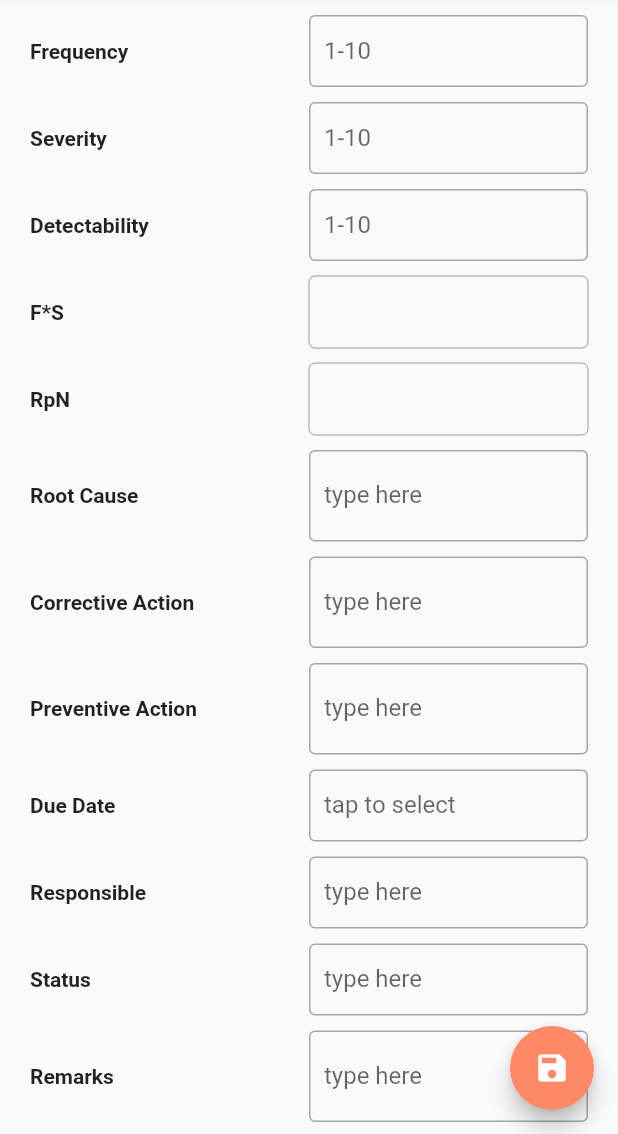
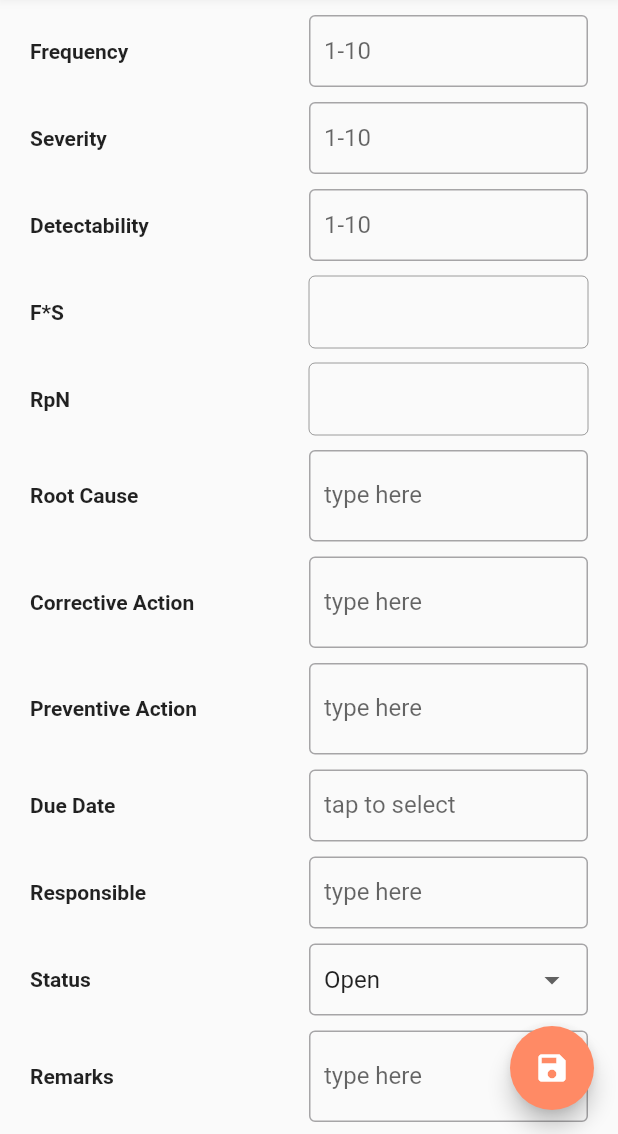
Before and after one commit to keashan/FMEA, a Flutter app: the AddEditDataPage screen opened directly with empty values, scrolled down 231 dp, after a tap on the "save" icon, on a phone screen of 412 x 824 dp, the part 102-1236 px from its top. Run offline on Flutter 3.47's test engine with Material 2 defaults, Android fonts, the light colour scheme and no system bars; our stand-ins replace email_validator, firebase_auth, firebase_core, firebase_database, google_sign_in; accounts and stored records are empty.

Commit message:
Added drop down in add-edit data screen

```diff
--- a/lib/screens/add_edit_data.dart
+++ b/lib/screens/add_edit_data.dart
@@ -2,6 +2,7 @@ import 'package:firebase_database/firebase_database.dart';
 import 'package:flutter/material.dart';
 import 'package:fmea/models/fmea_model.dart';
 import 'package:fmea/widgets/date_input_row.dart';
+import 'package:fmea/widgets/drop_down_row.dart';
 import 'package:fmea/widgets/text_input_row.dart';
 
 import '../widgets/app_bar.dart';
@@ -37,8 +38,9 @@ class _AddEditDataPageState extends State<AddEditDataPage> {
   TextEditingController preventiveAction = TextEditingController();
   TextEditingController dueDate = TextEditingController();
   TextEditingController responsible = TextEditingController();
-  TextEditingController status = TextEditingController();
   TextEditingController remarks = TextEditingController();
+
+  String status = "Open";
 
   @override
   void dispose() {
@@ -55,7 +57,6 @@ class _AddEditDataPageState extends State<AddEditDataPage> {
     correctiveAction.dispose();
     preventiveAction.dispose();
     dueDate.dispose();
-    status.dispose();
     remarks.dispose();
     super.dispose();
   }
@@ -75,7 +76,9 @@ class _AddEditDataPageState extends State<AddEditDataPage> {
     preventiveAction.text = widget.item.preventiveAction.toString();
     dueDate.text = widget.item.dueDate.toString();
     responsible.text = widget.item.responsible.toString();
-    status.text = widget.item.status.toString();
+    status = widget.item.status.toString() == ""
+        ? "Open"
+        : widget.item.status.toString();
     remarks.text = widget.item.remarks.toString();
   }
 
@@ -119,7 +122,7 @@ class _AddEditDataPageState extends State<AddEditDataPage> {
     widget.item.preventiveAction = preventiveAction.text;
     widget.item.dueDate = dueDate.text;
     widget.item.responsible = responsible.text;
-    widget.item.status = status.text;
+    widget.item.status = status;
     widget.item.remarks = remarks.text;
     Map<String, dynamic> data = {
       "section": section.text,
@@ -136,7 +139,7 @@ class _AddEditDataPageState extends State<AddEditDataPage> {
       "preventiveaction": preventiveAction.text,
       "duedate": dueDate.text,
       "responsible": responsible.text,
-      "status": status.text,
+      "status": status,
       "remarks": remarks.text,
     };
     if (widget.isEdit) {
@@ -162,16 +165,21 @@ class _AddEditDataPageState extends State<AddEditDataPage> {
     preventiveAction.clear();
     dueDate.clear();
     responsible.clear();
-    status.clear();
+    status = "Open";
     remarks.clear();
     FocusScope.of(context).unfocus();
   }
 
   @override
-  Widget build(BuildContext context) {
+  void initState() {
+    super.initState();
     if (widget.isEdit) {
       asignData();
     }
+  }
+
+  @override
+  Widget build(BuildContext context) {
     return Scaffold(
       //backgroundColor: Colors.lime,
       appBar: AppBarWidget(
@@ -291,12 +299,17 @@ class _AddEditDataPageState extends State<AddEditDataPage> {
                       lines: 1,
                       keytype: TextInputType.text,
                       controller: responsible),
-                  TextInputRowWidget(
-                      lbl: "Status",
-                      hint: "type here",
-                      lines: 1,
-                      keytype: TextInputType.text,
-                      controller: status),
+                  DropDownRowWidget(
+                    lbl: "Status",
+                    status: status,
+                    onchanged: (value) {
+                      if (mounted) {
+                        setState(() {
+                          status = value;
+                        });
+                      }
+                    },
+                  ),
                   TextInputRowWidget(
                       lbl: "Remarks",
                       hint: "type here",
--- a/lib/screens/summary_page.dart
+++ b/lib/screens/summary_page.dart
@@ -69,7 +69,7 @@ class _SummaryPageState extends State<SummaryPage> {
                               style: TextStyle(fontSize: 18),
                             ),
                             Radio(
-                              value: "completed",
+                              value: "closed",
                               groupValue: selection,
                               onChanged: (value) {
                                 setState(() {
@@ -79,11 +79,11 @@ class _SummaryPageState extends State<SummaryPage> {
                               },
                             ),
                             const Text(
-                              "Completed",
+                              "Closed",
                               style: TextStyle(fontSize: 18),
                             ),
                             Radio(
-                              value: "pending",
+                              value: "open",
                               groupValue: selection,
                               onChanged: (value) {
                                 setState(
@@ -95,7 +95,7 @@ class _SummaryPageState extends State<SummaryPage> {
                               },
                             ),
                             const Text(
-                              "Pending",
+                              "Open",
                               style: TextStyle(fontSize: 18),
                             ),
                           ],
@@ -124,13 +124,13 @@ class _SummaryPageState extends State<SummaryPage> {
   void filterFMEAList(String? selection) {
     if (selection == "all") {
       filteredFmeaList = fmeaList;
-    } else if (selection == "completed") {
+    } else if (selection == "closed") {
       filteredFmeaList = fmeaList
-          .where((element) => element.fmeaData?.status == "Completed")
+          .where((element) => element.fmeaData?.status == "Closed")
           .toList();
-    } else if (selection == "pending") {
+    } else if (selection == "open") {
       filteredFmeaList = fmeaList
-          .where((element) => element.fmeaData?.status == "Pending")
+          .where((element) => element.fmeaData?.status == "Open")
           .toList();
     }
   }
--- /dev/null
+++ b/lib/widgets/drop_down_row.dart
@@ -0,0 +1,59 @@
+import 'package:flutter/material.dart';
+
+class DropDownRowWidget extends StatefulWidget {
+  final String lbl;
+  String status;
+  final Function? onchanged;
+  DropDownRowWidget({
+    Key? key,
+    required this.lbl,
+    this.onchanged,
+    this.status = "Open",
+  }) : super(key: key);
+
+  @override
+  State<DropDownRowWidget> createState() => _DropDownRowWidgetState();
+}
+
+class _DropDownRowWidgetState extends State<DropDownRowWidget> {
+  List<String> statusList = ["Open", "Closed"];
+  @override
+  Widget build(BuildContext context) {
+    return Container(
+      //height: ((50 * lines)).toDouble(),
+      padding: const EdgeInsets.symmetric(horizontal: 10, vertical: 5),
+      child: Row(
+        children: [
+          Expanded(
+            child: Text(
+              widget.lbl,
+              style: const TextStyle(
+                fontSize: 14,
+                fontWeight: FontWeight.bold,
+              ),
+            ),
+          ),
+          Expanded(
+            child: DropdownButtonFormField(
+              decoration: const InputDecoration(
+                border: OutlineInputBorder(),
+                contentPadding:
+                    EdgeInsets.symmetric(horizontal: 10, vertical: 2),
+              ),
+              value: widget.status,
+              items: statusList
+                  .map(
+                    (item) => DropdownMenuItem(
+                      value: item,
+                      child: Text(item),
+                    ),
+                  )
+                  .toList(),
+              onChanged: (item) => widget.onchanged!(widget.status = item!),
+            ),
+          ),
+        ],
+      ),
+    );
+  }
+}
```
Also changed, not shown: lib/main.dart (+8 -1 lines), 1 other file.
